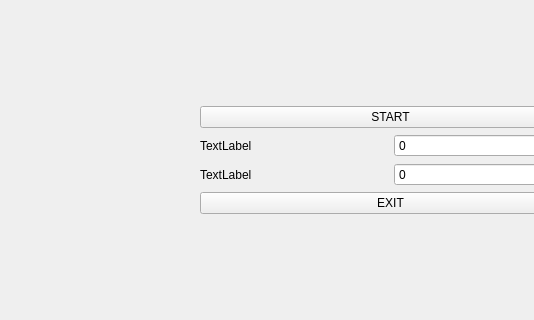
Molodid-Tyshchenko/qt-monopoly-, file mainwindow.ui: the form before one commit; both pictures show x 0 to 534 and y 197 to 517 of the 800 by 600 pixel window.
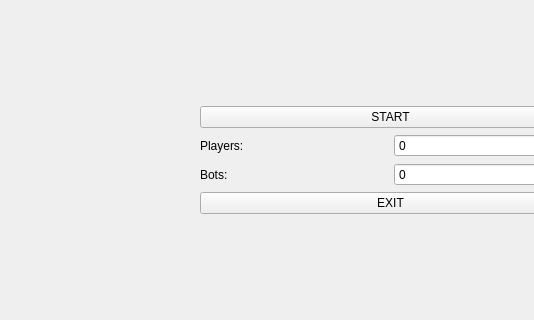
The form after the commit.

What changed in the file:
```diff
--- a/mainwindow.ui
+++ b/mainwindow.ui
@@ -27,7 +27,7 @@
      <string>2</string>
     </property>
    </widget>
-   <widget class="QWidget" name="">
+   <widget class="QWidget" name="layoutWidget">
     <property name="geometry">
      <rect>
       <x>200</x>
@@ -82,7 +82,7 @@
          <item>
           <widget class="QLabel" name="label">
            <property name="text">
-            <string>TextLabel</string>
+            <string>Players:</string>
            </property>
           </widget>
          </item>
@@ -96,7 +96,7 @@
          <item>
           <widget class="QLabel" name="label_2">
            <property name="text">
-            <string>TextLabel</string>
+            <string>Bots:</string>
            </property>
           </widget>
          </item>
```
